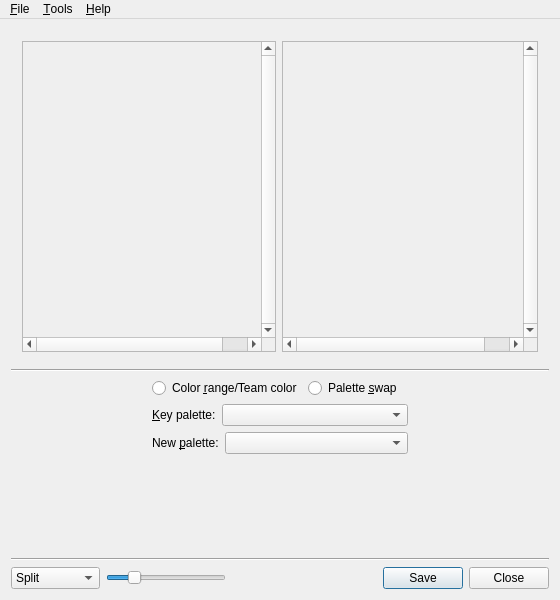
Before: the Qt Designer form src/mainwindow.ui in irydacea/wespal, drawn with Qt 5.
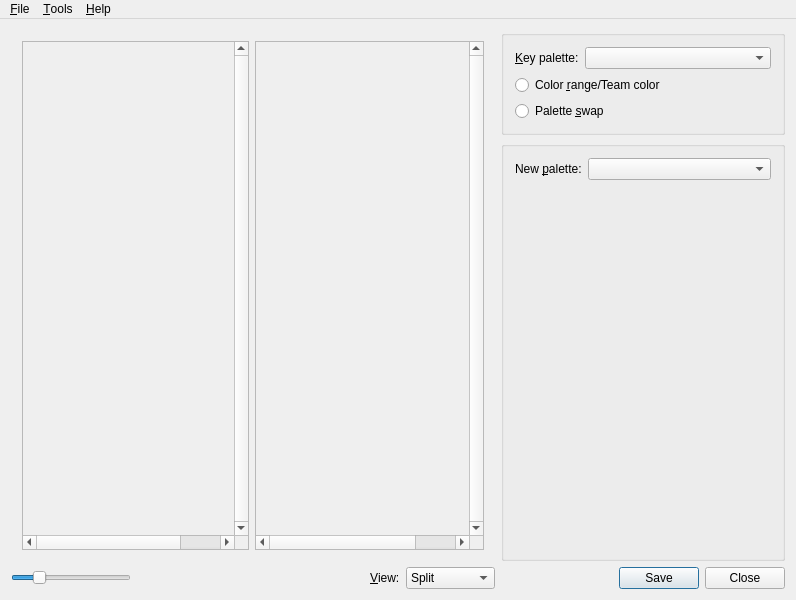
After: the same form once the commit is applied. The open tabs and pages were chosen to show the change. Icons and pictures are not drawn. Custom widgets are drawn as their Qt base class.

Commit message: main: New main window layout

Diff of the .ui file:
```diff
--- a/src/mainwindow.ui
+++ b/src/mainwindow.ui
@@ -6,7 +6,7 @@
    <rect>
     <x>0</x>
     <y>0</y>
-    <width>560</width>
+    <width>796</width>
     <height>600</height>
    </rect>
   </property>
@@ -30,7 +30,11 @@
   </property>
   <widget class="QWidget" name="grid">
    <layout class="QGridLayout" name="gridLayout">
-    <item row="0" column="0">
+    <item row="0" column="0" rowspan="3">
+     <layout class="QHBoxLayout" name="workAreaSecondaryLayout">
+      <item>
+       <layout class="QVBoxLayout" name="workAreaImagePanelLayout">
+        <item>
      <widget class="QStackedWidget" name="staWorkAreaParent">
       <property name="sizePolicy">
        <sizepolicy hsizetype="Expanding" vsizetype="Expanding">
@@ -224,7 +228,7 @@
              <property name="geometry">
               <rect>
                <x>0</x>
-               <y>27</y>
+                   <y>144</y>
                <width>270</width>
                <height>162</height>
               </rect>
@@ -269,7 +273,7 @@
              <property name="geometry">
               <rect>
                <x>0</x>
-               <y>27</y>
+                   <y>144</y>
                <width>271</width>
                <height>162</height>
               </rect>
@@ -355,37 +359,8 @@
       </widget>
      </widget>
     </item>
-    <item row="1" column="0">
-     <widget class="Line" name="line_2">
-      <property name="orientation">
-       <enum>Qt::Horizontal</enum>
-      </property>
-     </widget>
-    </item>
-    <item row="6" column="0">
-     <layout class="QHBoxLayout" name="hlCommands">
       <item>
-       <widget class="QComboBox" name="cbxViewMode">
-        <property name="whatsThis">
-         <string>Selects the display mode for the composite view.</string>
-        </property>
-        <item>
-         <property name="text">
-          <string>Split</string>
-         </property>
-        </item>
-        <item>
-         <property name="text">
-          <string>Swipe</string>
-         </property>
-        </item>
-        <item>
-         <property name="text">
-          <string>Onion Skin</string>
-         </property>
-        </item>
-       </widget>
-      </item>
+         <layout class="QHBoxLayout" name="workAreaViewModeLayout">
       <item>
        <widget class="QSlider" name="zoomSlider">
         <property name="maximumSize">
@@ -415,67 +390,59 @@
        </widget>
       </item>
       <item>
-       <widget class="QDialogButtonBox" name="buttonBox">
-        <property name="standardButtons">
-         <set>QDialogButtonBox::Close|QDialogButtonBox::Save</set>
-        </property>
-       </widget>
-      </item>
-     </layout>
-    </item>
-    <item row="2" column="0" rowspan="3">
-     <layout class="QHBoxLayout" name="hlOptions" stretch="1,0,1">
-      <item>
-       <spacer name="hpaddingLeft">
+           <spacer name="horizontalSpacer_3">
         <property name="orientation">
          <enum>Qt::Horizontal</enum>
         </property>
         <property name="sizeHint" stdset="0">
          <size>
-          <width>10</width>
+              <width>40</width>
           <height>20</height>
          </size>
         </property>
        </spacer>
       </item>
       <item>
-       <layout class="QVBoxLayout" name="vlOptions" stretch="0,0,1">
-        <item>
-         <layout class="QHBoxLayout" name="horizontalLayout">
-          <item>
-           <widget class="QRadioButton" name="radRc">
-            <property name="sizePolicy">
-             <sizepolicy hsizetype="MinimumExpanding" vsizetype="Fixed">
-              <horstretch>0</horstretch>
-              <verstretch>0</verstretch>
-             </sizepolicy>
+           <widget class="QLabel" name="label">
+            <property name="text">
+             <string>&amp;View:</string>
             </property>
+            <property name="buddy">
+             <cstring>cbxViewMode</cstring>
+            </property>
+           </widget>
+          </item>
+          <item>
+           <widget class="QComboBox" name="cbxViewMode">
             <property name="whatsThis">
              <string>Selects color range-based (a.k.a. &quot;team color&quot;) recoloring.</string>
             </property>
+            <item>
             <property name="text">
-             <string>Color &amp;range/Team color</string>
-            </property>
-           </widget>
+              <string>Split</string>
+             </property>
           </item>
           <item>
-           <widget class="QRadioButton" name="radPal">
-            <property name="sizePolicy">
-             <sizepolicy hsizetype="MinimumExpanding" vsizetype="Fixed">
-              <horstretch>0</horstretch>
-              <verstretch>0</verstretch>
-             </sizepolicy>
-            </property>
-            <property name="whatsThis">
-             <string>Selects palette switching mode, to replace original colors with new ones using a color values list instead of ranges.</string>
-            </property>
+             <property name="text">
+              <string>Swipe</string>
+             </property>
+            </item>
+            <item>
             <property name="text">
-             <string>Palette &amp;swap</string>
-            </property>
+              <string>Onion Skin</string>
+             </property>
+            </item>
            </widget>
           </item>
          </layout>
         </item>
+       </layout>
+      </item>
+      <item>
+       <layout class="QGridLayout" name="workAreaOptionsPanelLayout">
+        <item row="0" column="0">
+         <widget class="QGroupBox" name="groupFunctionSelection">
+          <layout class="QVBoxLayout" name="verticalLayout_3">
         <item>
          <layout class="QFormLayout" name="flKeyPal">
           <property name="fieldGrowthPolicy">
@@ -494,7 +461,7 @@
           <item row="0" column="1">
            <widget class="QComboBox" name="cbxKeyPal">
             <property name="sizePolicy">
-             <sizepolicy hsizetype="Ignored" vsizetype="Fixed">
+                <sizepolicy hsizetype="Minimum" vsizetype="Fixed">
               <horstretch>0</horstretch>
               <verstretch>0</verstretch>
              </sizepolicy>
@@ -510,9 +477,57 @@
          </layout>
         </item>
         <item>
+            <widget class="QRadioButton" name="radRc">
+             <property name="sizePolicy">
+              <sizepolicy hsizetype="MinimumExpanding" vsizetype="Fixed">
+               <horstretch>0</horstretch>
+               <verstretch>0</verstretch>
+              </sizepolicy>
+             </property>
+             <property name="whatsThis">
+              <string>Selects color range-based (a.k.a. &quot;team color&quot;) recoloring.</string>
+             </property>
+             <property name="text">
+              <string>Color &amp;range/Team color</string>
+             </property>
+            </widget>
+           </item>
+           <item>
+            <widget class="QRadioButton" name="radPal">
+             <property name="sizePolicy">
+              <sizepolicy hsizetype="MinimumExpanding" vsizetype="Fixed">
+               <horstretch>0</horstretch>
+               <verstretch>0</verstretch>
+              </sizepolicy>
+             </property>
+             <property name="whatsThis">
+              <string>Selects palette switching mode, to replace original colors with new ones using a color values list instead of ranges.</string>
+             </property>
+             <property name="text">
+              <string>Palette &amp;swap</string>
+             </property>
+            </widget>
+           </item>
+          </layout>
+         </widget>
+        </item>
+        <item row="2" column="0">
+         <widget class="QDialogButtonBox" name="buttonBox">
+          <property name="standardButtons">
+           <set>QDialogButtonBox::Close|QDialogButtonBox::Save</set>
+          </property>
+         </widget>
+        </item>
+        <item row="1" column="0">
+         <widget class="QGroupBox" name="groupFunctionOptions">
+          <property name="title">
+           <string/>
+          </property>
+          <layout class="QVBoxLayout" name="verticalLayout_4">
+           <item>
          <widget class="QStackedWidget" name="staFunctionOpts">
           <property name="sizePolicy">
-           <sizepolicy hsizetype="Expanding" vsizetype="Ignored">
+              <sizepolicy hsizetype="Expanding" vsizetype="Expanding">
             <horstretch>0</horstretch>
             <verstretch>0</verstretch>
            </sizepolicy>
@@ -550,17 +565,21 @@
            </layout>
           </widget>
           <widget class="QWidget" name="pageRcPal">
-           <layout class="QGridLayout" name="gridLayout_2">
+              <layout class="QFormLayout" name="formLayout">
             <property name="sizeConstraint">
              <enum>QLayout::SetMinimumSize</enum>
             </property>
-            <property name="margin" stdset="0">
+               <property name="leftMargin">
              <number>0</number>
             </property>
-            <item row="0" column="0">
-             <layout class="QFormLayout" name="flRcPal">
-              <property name="fieldGrowthPolicy">
-               <enum>QFormLayout::AllNonFixedFieldsGrow</enum>
+               <property name="topMargin">
+                <number>0</number>
+               </property>
+               <property name="rightMargin">
+                <number>0</number>
+               </property>
+               <property name="bottomMargin">
+                <number>0</number>
               </property>
               <item row="0" column="0">
                <widget class="QLabel" name="lblNewPal">
@@ -578,7 +597,7 @@
               <item row="0" column="1">
                <widget class="QComboBox" name="cbxNewPal">
                 <property name="sizePolicy">
-                 <sizepolicy hsizetype="Ignored" vsizetype="Fixed">
+                  <sizepolicy hsizetype="Minimum" vsizetype="Fixed">
                   <horstretch>0</horstretch>
                   <verstretch>0</verstretch>
                  </sizepolicy>
@@ -592,34 +611,15 @@
                </widget>
               </item>
              </layout>
-            </item>
-           </layout>
           </widget>
          </widget>
         </item>
        </layout>
-      </item>
-      <item>
-       <spacer name="hpaddingRight">
-        <property name="orientation">
-         <enum>Qt::Horizontal</enum>
-        </property>
-        <property name="sizeHint" stdset="0">
-         <size>
-          <width>10</width>
-          <height>20</height>
-         </size>
-        </property>
-       </spacer>
-      </item>
-     </layout>
-    </item>
-    <item row="5" column="0">
-     <widget class="Line" name="line">
-      <property name="orientation">
-       <enum>Qt::Horizontal</enum>
-      </property>
-     </widget>
+         </widget>
+        </item>
+       </layout>
+      </item>
+     </layout>
     </item>
    </layout>
   </widget>
@@ -628,7 +628,7 @@
     <rect>
      <x>0</x>
      <y>0</y>
-     <width>560</width>
+     <width>796</width>
      <height>37</height>
     </rect>
    </property>
```
Left out of the diff: 61 changed lines with no effect on the pictures. Lines whose indentation alone changed are shown as unchanged. The commit also changes 1 other file.
